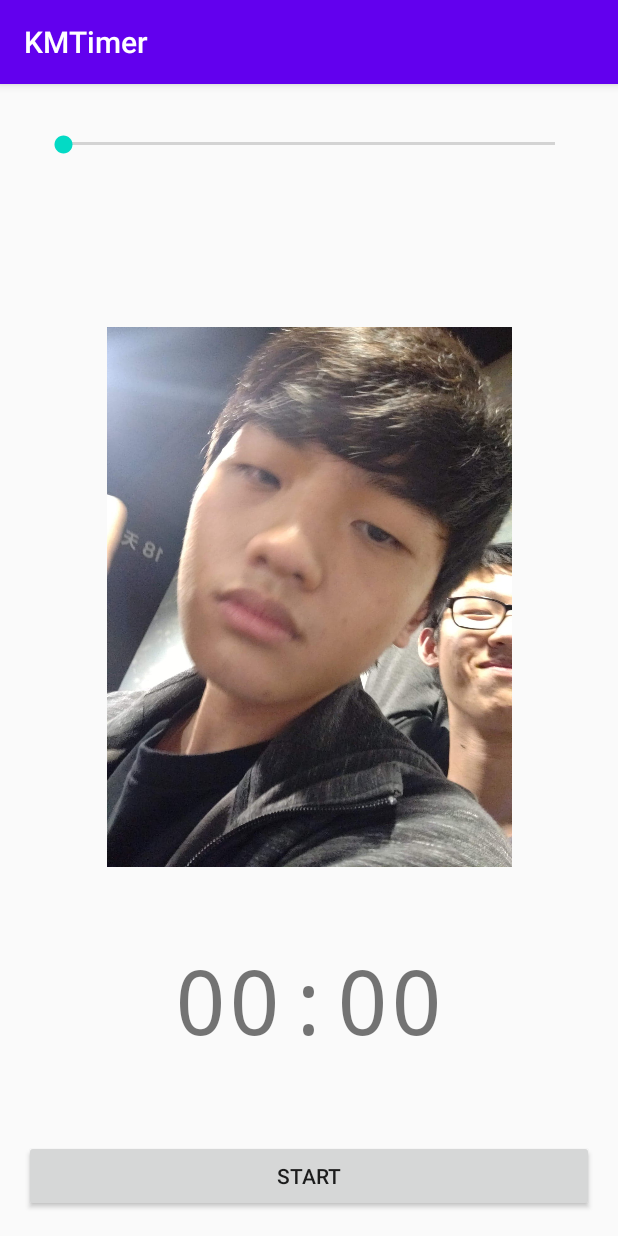
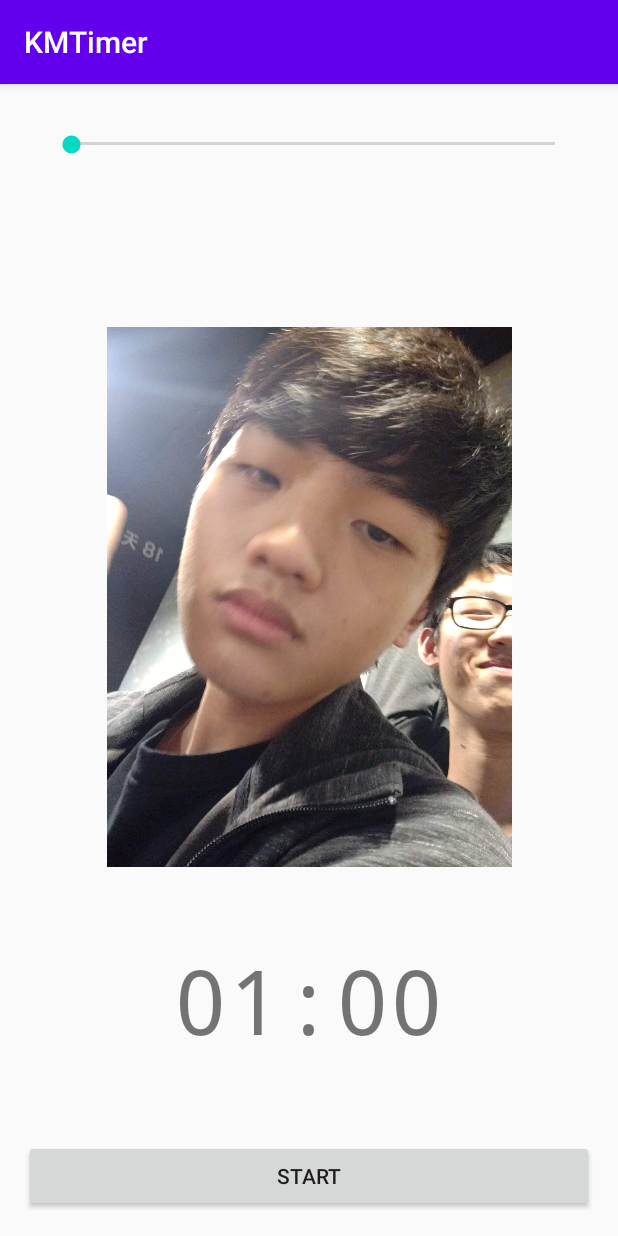
Before and after one commit to ricky9667/KMTimer, an Android app: the screen it shows after launch (MainActivity), on a phone screen of 412 x 824 dp. Run offline under Robolectric (Android 15) with nearby library versions, the phone set to English and light mode, and no system bars.

Commit message:
Add seekbar, can change value and text when changing progress

```diff
--- a/app/src/main/java/com/example/kmtimer/MainActivity.java
+++ b/app/src/main/java/com/example/kmtimer/MainActivity.java
@@ -7,34 +7,42 @@ import android.os.CountDownTimer;
 import android.util.Log;
 import android.view.View;
 import android.widget.Button;
+import android.widget.ImageView;
+import android.widget.SeekBar;
 import android.widget.TextView;
 import android.widget.Toast;
 
 public class MainActivity extends AppCompatActivity {
 
     TextView timerTextView;
-    long totalTime = 5;
+    int totalTime = 60;
+
+    public String convertTimeText(int time) {
+        String minutes, seconds;
+
+        minutes = ((totalTime / 60 < 10)?"0":"") + (totalTime / 60);
+        seconds = ((totalTime % 60 < 10)?"0":"") + (totalTime % 60);
+
+        return minutes + ":" + seconds;
+    }
 
     public void startTimer(View view) {
 
+        final ImageView imageView = findViewById(R.id.imageView);
+        imageView.setImageResource(R.drawable.title_image);
+
         new CountDownTimer(totalTime * 1000, 1000) {
-
-            String minutes, seconds, timerText;
 
             public void onTick(long millisLeft) {
 
-                minutes = ((totalTime / 60 < 10)?"0":"") + (totalTime / 60);
-                seconds = ((totalTime % 60 < 10)?"0":"") + (totalTime % 60);
-
-                timerText = minutes + ":" + seconds;
-
-                timerTextView.setText(timerText);
+                timerTextView.setText(convertTimeText((int) millisLeft));
                 totalTime--;
             }
 
             public void onFinish() {
                 Toast.makeText(getApplicationContext(), "Time is out!", Toast.LENGTH_SHORT).show();
                 timerTextView.setText("00:00");
+                imageView.setImageResource(R.drawable.timer_finish_image);
             }
         }.start();
     }
@@ -44,7 +52,28 @@ public class MainActivity extends AppCompatActivity {
         super.onCreate(savedInstanceState);
         setContentView(R.layout.activity_main);
 
-        Button startButton = findViewById(R.id.startButton);
         timerTextView = findViewById(R.id.timerTextView);
+
+        SeekBar timeSeekBar = findViewById(R.id.timeSeekBar);
+
+        timeSeekBar.setMax(3600);
+        timeSeekBar.setProgress((int) totalTime);
+        timerTextView.setText(convertTimeText(totalTime));
+
+        timeSeekBar.setOnSeekBarChangeListener(new SeekBar.OnSeekBarChangeListener() {
+            @Override
+            public void onProgressChanged(SeekBar seekBar, int progress, boolean b) {
+                Log.i("SeekBar progress", Integer.toString(progress));
+                totalTime = (Math.max(progress, 1));
+                timerTextView.setText(convertTimeText(totalTime));
+            }
+
+            @Override
+            public void onStartTrackingTouch(SeekBar seekBar) { }
+
+            @Override
+            public void onStopTrackingTouch(SeekBar seekBar) { }
+        });
+
     }
 }
```
